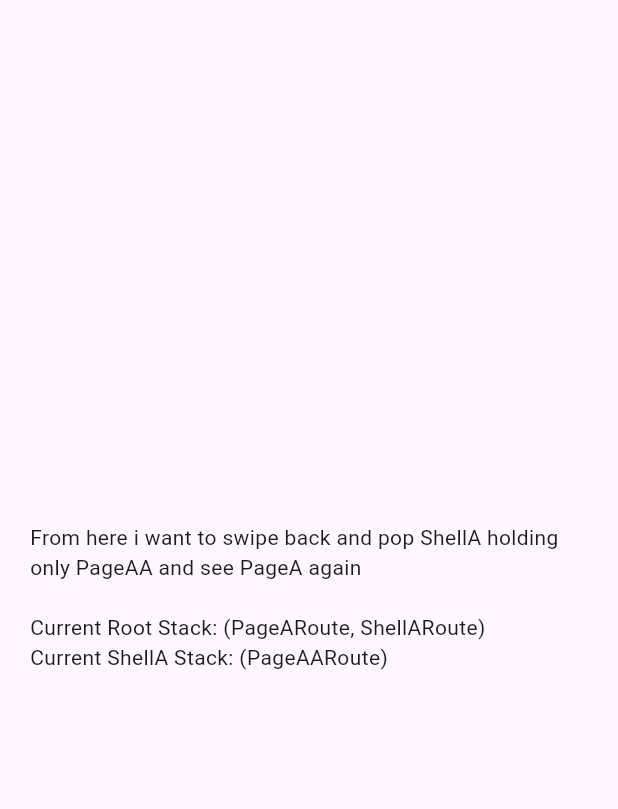
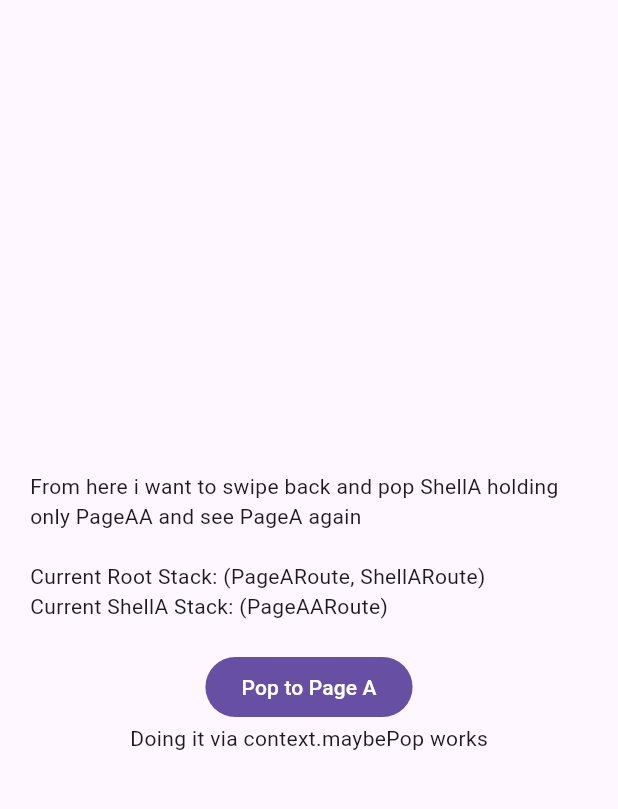
Before and after one commit to jtdLab/ios_nested_swipe, a Flutter app: the PageAA screen opened by its route, on a phone screen of 412 x 824 dp, the part 63-872 px from its top. Run offline on Flutter 3.47's test engine with Material 3 defaults, Android fonts, the phone set to English and light mode, and no system bars; our stand-ins replace auto_route.

Commit message:
add pop button

```diff
--- a/lib/main.dart
+++ b/lib/main.dart
@@ -47,8 +47,10 @@ class PageAA extends StatelessWidget {
       appBar: AppBar(
         title: Text(toString()),
       ),
-      body: Center(
-        child: Padding(
+      body: Column(
+        mainAxisAlignment: MainAxisAlignment.center,
+        children: [
+          Padding(
             padding: const EdgeInsets.all(20),
             child: Text(
               'From here i want to swipe back and pop ShellA holding only PageAA and see PageA again\n'
@@ -57,6 +59,12 @@ class PageAA extends StatelessWidget {
               'Current ShellA Stack: ${context.router.stack.map((e) => e.name)}',
             ),
           ),
+          FilledButton(
+            onPressed: () => context.maybePop(),
+            child: const Text('Pop to Page A'),
+          ),
+          const Text('Doing it via context.maybePop works'),
+        ],
       ),
     );
   }
```
Lines whose indentation alone changed are shown as unchanged.
